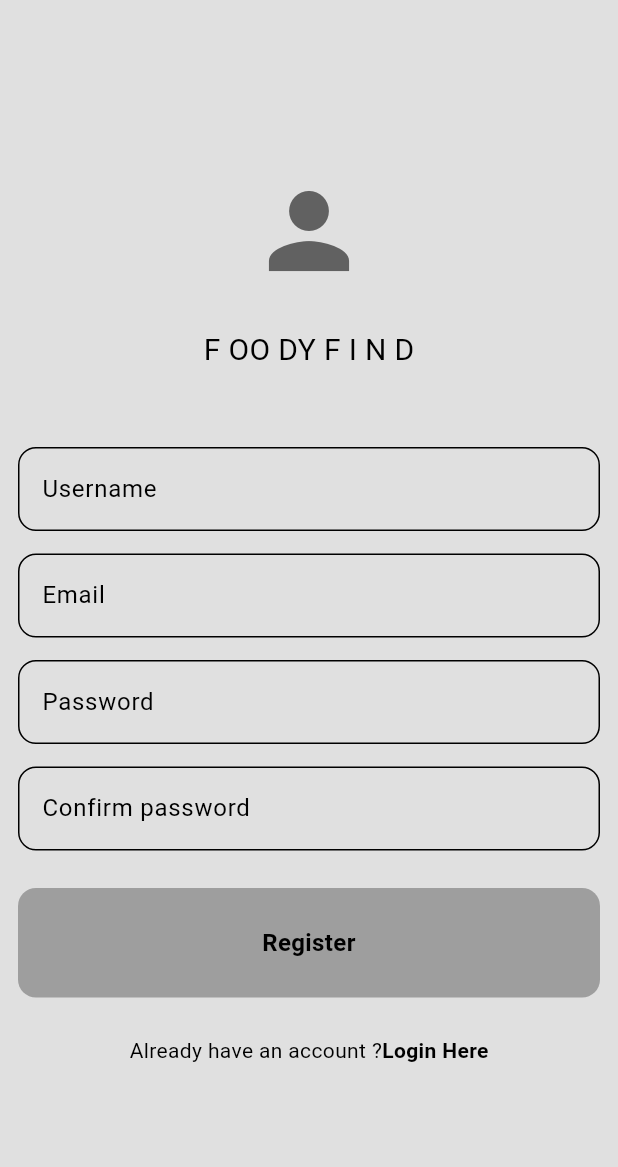
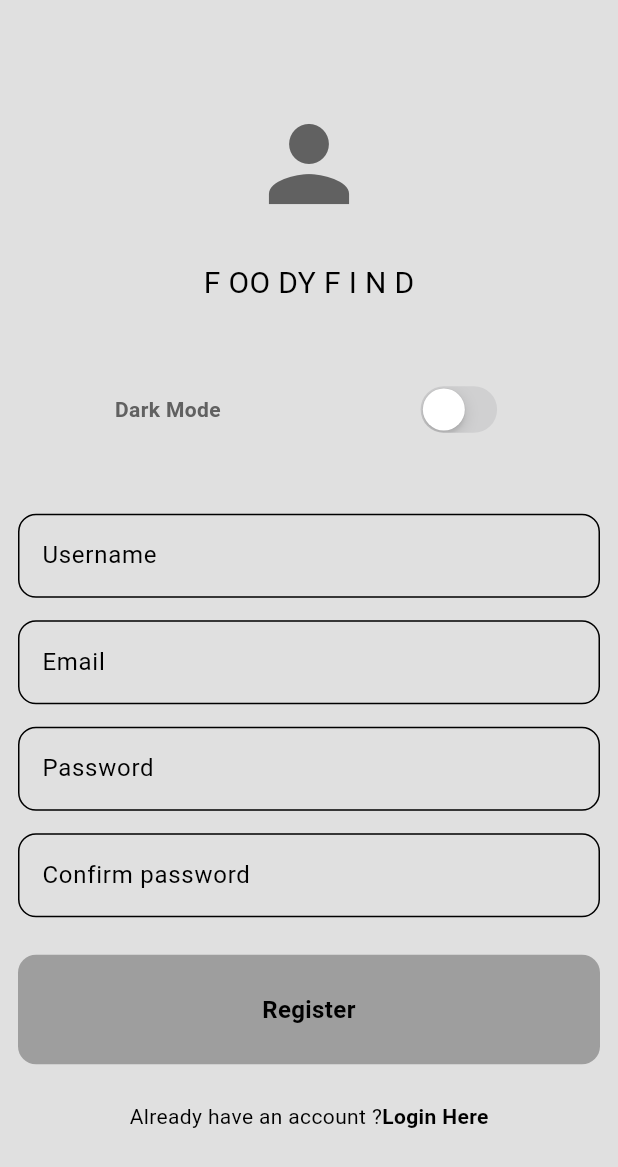
Before and after one commit to Hyogan/foodyfind, a Flutter app: the screen it shows after launch, after a tap on "Register Here", on a phone screen of 412 x 824 dp. Shown: the top 1167 px of the screen. Run offline on Flutter 3.47's test engine with Material 3 defaults, Android fonts, the phone set to English and light mode, and no system bars; our stand-ins replace firebase_auth, firebase_core; accounts and stored records are empty; network calls fail.

```diff
--- a/lib/components/my_drawer.dart
+++ b/lib/components/my_drawer.dart
@@ -7,7 +7,7 @@ import 'package:foodyfind/theme/theme_provider.dart';
 import 'package:provider/provider.dart';
 
 class MyDrawer extends StatelessWidget {
-  const MyDrawer({super.key});
+const MyDrawer({super.key});
 
   void logout(){
     final authService = AuthService();
--- a/lib/data/models/product.dart
+++ b/lib/data/models/product.dart
@@ -40,7 +40,11 @@ enum ProductCategory
   drinks,
   salads,
   desserts,
-  milky
+  milky,
+  Sugars_and_sweets,
+  Beverages,
+  Spices_and_condiments,
+  Fruits_and_vegetables
 }
 //Oils_and_fats, fruits, milky, meat_fish_eggs,Legumes,Dairy_products
 
--- a/lib/pages/login.dart
+++ b/lib/pages/login.dart
@@ -1,10 +1,13 @@
 // import 'package:firebase_auth/firebase_auth.dart';
+import 'package:flutter/cupertino.dart';
 import 'package:flutter/material.dart';
 import 'package:foodyfind/components/my_button.dart';
 import 'package:foodyfind/components/my_textfield.dart';
 import 'package:foodyfind/helpers/helper_functions.dart';
 import 'package:foodyfind/pages/home.dart';
 import 'package:foodyfind/services/auth/auth_service.dart';
+import 'package:foodyfind/theme/theme_provider.dart';
+import 'package:provider/provider.dart';
 
 class LoginPage extends StatefulWidget {
 
@@ -35,7 +38,7 @@ class _LoginPageState extends State<LoginPage> {
 
     //try sign in
     try {
-      await authService.signUpWithEmailPassword(emailController.text, passwordController.text);
+      await authService.signInWithEmailPassword(emailController.text, passwordController.text);
     }
     //display errors
 
@@ -65,6 +68,24 @@ class _LoginPageState extends State<LoginPage> {
                     color : Theme.of(context).colorScheme.inversePrimary,
 
                   ),
+                  Row(
+                    mainAxisAlignment: MainAxisAlignment.spaceAround,
+                    children: [
+                      Text(
+                        "Dark Mode",
+                        style: TextStyle(
+                          fontWeight: FontWeight.bold,
+                          color: Theme.of(context).colorScheme.inversePrimary,
+                        ),
+                      ),
+                    CupertinoSwitch(
+                      value: Provider.of<ThemeProvider>(context,listen : false).isDarkMode,
+                      onChanged: (value) =>
+                        Provider.of<ThemeProvider>(context,listen : false).toggleTheme(),
+
+                    ),
+                  ],
+                ),
                 const SizedBox(height: 25),
               //App name
                 const Text(
--- a/lib/pages/register.dart
+++ b/lib/pages/register.dart
@@ -1,7 +1,10 @@
+import 'package:flutter/cupertino.dart';
 import 'package:flutter/material.dart';
 import 'package:foodyfind/components/my_button.dart';
 import 'package:foodyfind/components/my_textfield.dart';
 import 'package:foodyfind/services/auth/auth_service.dart';
+import 'package:foodyfind/theme/theme_provider.dart';
+import 'package:provider/provider.dart';
 
 class RegisterPage extends StatefulWidget {
 
@@ -80,8 +83,27 @@ class _RegisterPageState extends State<RegisterPage> {
                     'F OO DY F I N D',
                     style:  TextStyle(fontSize: 20),
                   ),
+                  //Username TextField
+                const SizedBox(height: 50),
 
+                Row(
+                    mainAxisAlignment: MainAxisAlignment.spaceAround,
+                    children: [
+                      Text(
+                        "Dark Mode",
+                        style: TextStyle(
+                          fontWeight: FontWeight.bold,
+                          color: Theme.of(context).colorScheme.inversePrimary,
+                        ),
+                      ),
+                    CupertinoSwitch(
+                      value: Provider.of<ThemeProvider>(context,listen : false).isDarkMode,
+                      onChanged: (value) =>
+                        Provider.of<ThemeProvider>(context,listen : false).toggleTheme(),
 
+                    ),
+                  ],
+                ),
 
                 //Username TextField
                 const SizedBox(height: 50),
```
Also changed, not shown: lib/data/models/product_list.dart (added, +68 -0 lines), lib/components/toggle_theme.dart (added), 6 other files.
